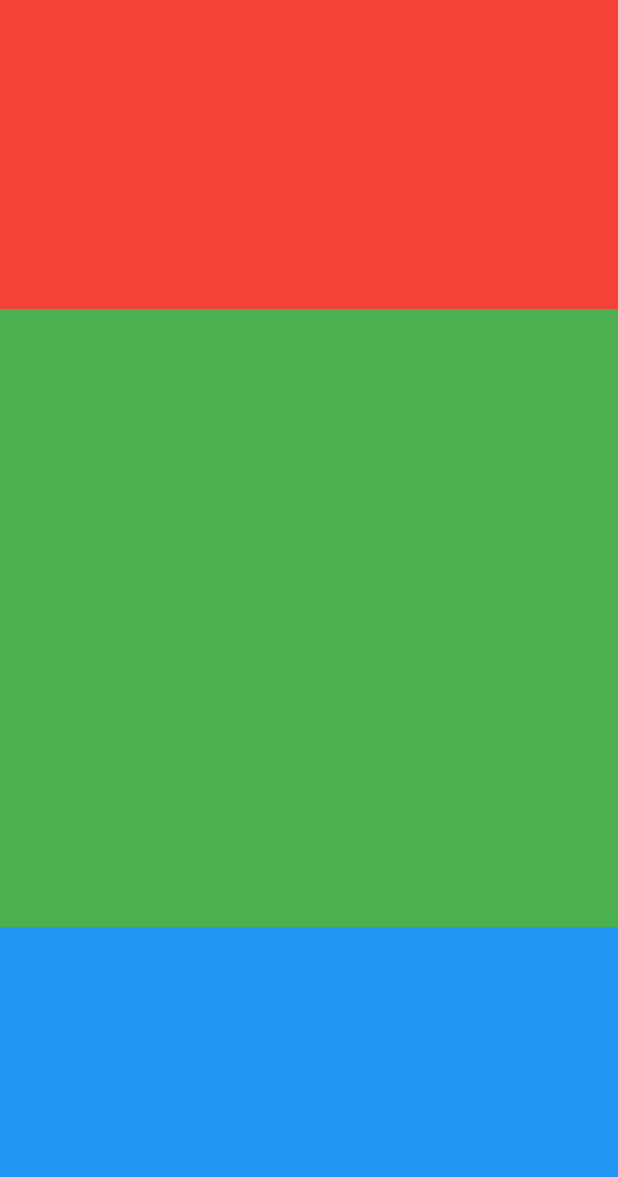
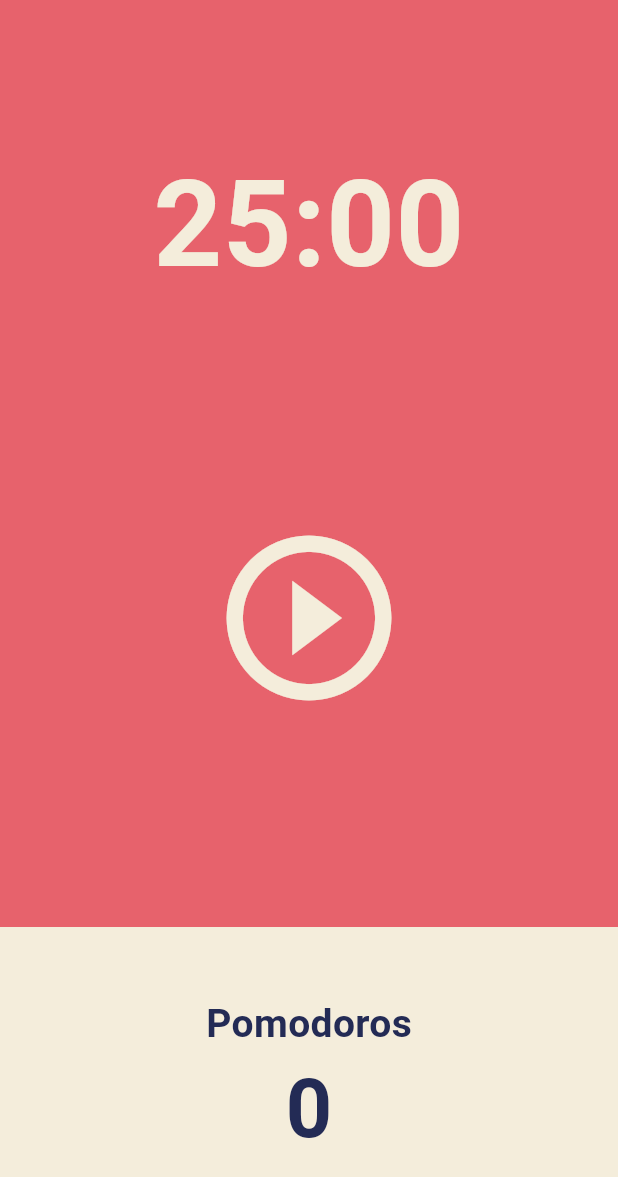
Before and after one commit to ryuunderground/flutter_first, a Flutter app: the screen it shows after launch, on a phone screen of 412 x 824 dp. Shown: the top 1177 px of the screen. Run offline on Flutter 3.47's test engine with Material 3 defaults, Android fonts, the phone set to English and light mode, and no system bars.

Commit message:
pomoddoro UI

```diff
--- a/lib/main.dart
+++ b/lib/main.dart
@@ -13,15 +13,13 @@ class App extends StatelessWidget {
   Widget build(BuildContext context) {
     return MaterialApp(
       theme: ThemeData(
-        colorScheme: ColorScheme.fromSwatch(
-          backgroundColor: const Color(0xFFE7626C),
-        ),
+        scaffoldBackgroundColor: const Color(0xffE7626C),
         textTheme: const TextTheme(
-          displayLarge: TextStyle(
-            color: Color(0xFF232B55),
+          headlineLarge: TextStyle(
+            color: Color(0xff232B55),
           ),
         ),
-        cardColor: const Color(0xFFF4EDDB),
+        cardColor: const Color(0xffF4EDDB),
       ),
       home: const HomeScreen(),
     );
--- a/lib/screens/home_screen.dart
+++ b/lib/screens/home_screen.dart
@@ -17,25 +17,64 @@ class _HomeScreenState extends State<HomeScreen> {
           Flexible(
             flex: 1,
             child: Container(
-              decoration: BoxDecoration(
-                color: Colors.red,
+              alignment: Alignment.bottomCenter,
+              child: Text(
+                "25:00",
+                style: TextStyle(
+                    color: Theme.of(context).cardColor,
+                    fontSize: 80,
+                    fontWeight: FontWeight.w600),
               ),
             ),
           ),
           Flexible(
             flex: 2,
-            child: Container(
-              decoration: BoxDecoration(
-                color: Colors.green,
-              ),
+            child: Center(
+              child: IconButton(
+                  iconSize: 132,
+                  color: Theme.of(context).cardColor,
+                  onPressed: () {},
+                  icon: Icon(Icons.play_circle_outline)),
             ),
           ),
           Flexible(
             flex: 1,
-            child: Container(
-              decoration: BoxDecoration(
-                color: Colors.blue,
-              ),
+            child: Row(
+              children: [
+                Expanded(
+                  child: Container(
+                    decoration:
+                        BoxDecoration(color: Theme.of(context).cardColor),
+                    child: Column(
+                      mainAxisAlignment: MainAxisAlignment.center,
+                      children: [
+                        Text(
+                          "Pomodoros",
+                          style: TextStyle(
+                            fontSize: 26,
+                            fontWeight: FontWeight.w600,
+                            color: Theme.of(context)
+                                .textTheme
+                                .headlineLarge!
+                                .color,
+                          ),
+                        ),
+                        Text(
+                          "0",
+                          style: TextStyle(
+                            fontSize: 54,
+                            fontWeight: FontWeight.w600,
+                            color: Theme.of(context)
+                                .textTheme
+                                .headlineLarge!
+                                .color,
+                          ),
+                        ),
+                      ],
+                    ),
+                  ),
+                ),
+              ],
             ),
           ),
         ],
```
